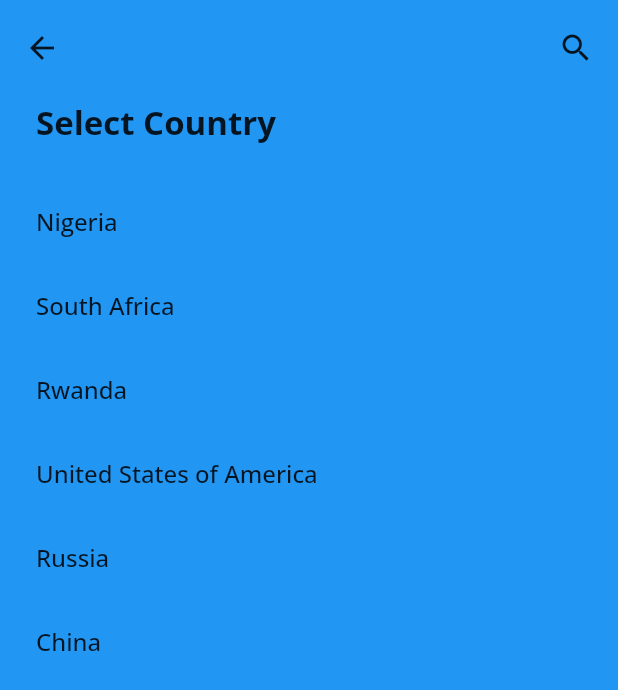
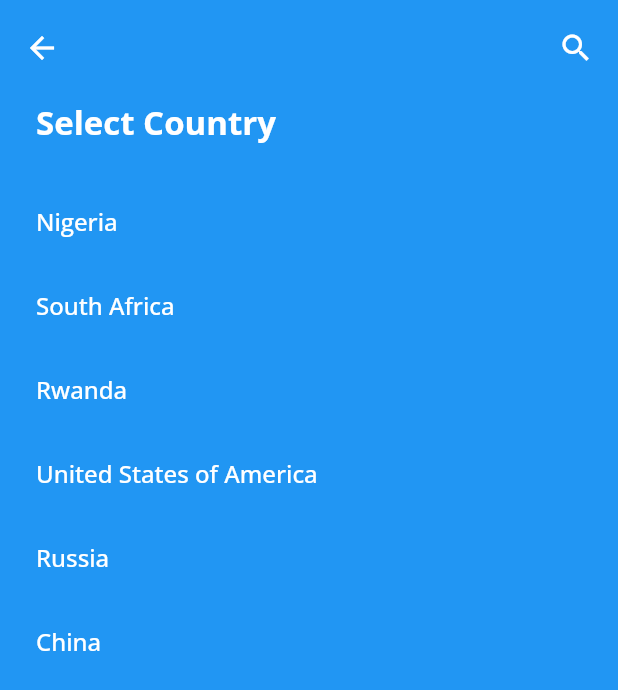
Before and after one commit to lhamycodes/flutter_fullscreen_picker, a Flutter app: the screen it shows after launch, after a tap on "Choose Country", on a phone screen of 412 x 824 dp. Shown: the top 690 px of the screen. Run offline on Flutter 3.47's test engine with Material 2 defaults, Android fonts, the phone set to English and light mode, and no system bars; our stand-ins replace google_fonts.

Commit message:
Updated Example

```diff
--- a/example/lib/screens/home.dart
+++ b/example/lib/screens/home.dart
@@ -57,6 +57,9 @@ class _HomeState extends State<Home> {
                   options: _countryList,
                   pageBackgroundColor: Colors.blue,
                   selectedOption: selectedOption,
+                  optionTextColor: Colors.white,
+                  appBarIconsColor: Colors.white,
+                  appBarTitleColor: Colors.white,
                 );
 
                 setState(() {
```
